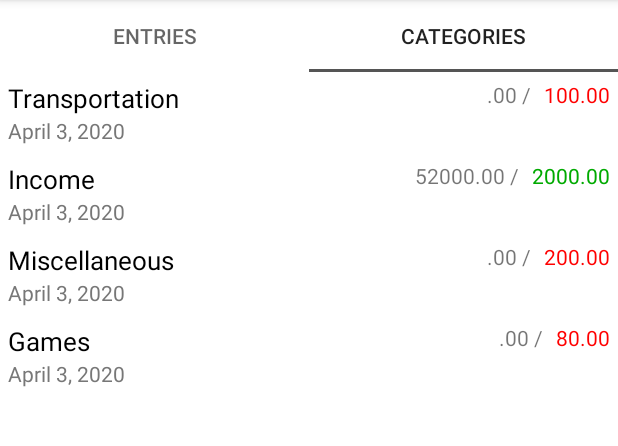
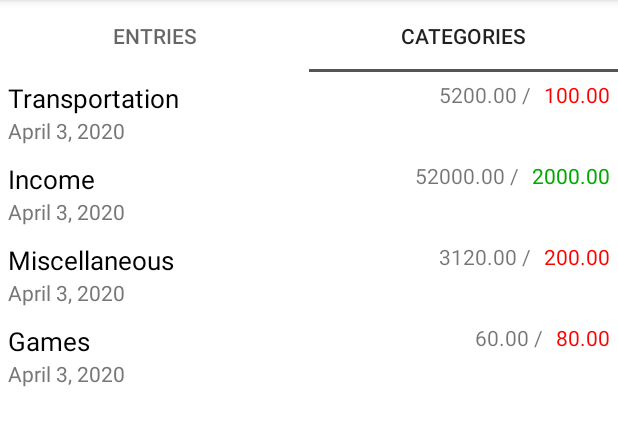
Before and after one commit to hiren456/BudgeIt, an Android app: the screen it shows after launch (MainActivity), tab 2 chosen, on a phone screen of 412 x 824 dp, the part 84-530 px from its top. Run offline under Robolectric (Android 15) with nearby library versions, the phone set to English and light mode, and no system bars; libraries missing offline, so code that uses them is left out: com.jakewharton.threetenabp; 1 statement that could not run was skipped.

Commit message:
now displays negative sums as their absolute value. Before it displayed 0
Does not update the sum when an entry is deleted/modified.

```diff
--- a/app/src/main/java/com/codemonkeys9/budgeit/dso/amount/Amount.java
+++ b/app/src/main/java/com/codemonkeys9/budgeit/dso/amount/Amount.java
@@ -12,6 +12,8 @@ public interface Amount {
      */
     String getDisplay();
 
+    String getAbsoluteValueDisplay();
+
     /*
     Returns the amount as a fixed point integer
     ie. 99.99 gets returned as 9999
--- a/app/src/main/java/com/codemonkeys9/budgeit/dso/amount/DefaultAmount.java
+++ b/app/src/main/java/com/codemonkeys9/budgeit/dso/amount/DefaultAmount.java
@@ -17,6 +17,9 @@ class DefaultAmount implements Amount{
     public String getDisplay() {
         return intToString(this.amount);
     }
+
+    @Override
+    public String getAbsoluteValueDisplay() { return intToString(Math.abs(this.amount)); }
 
     @Override
     public int getValue() {
--- a/app/src/main/java/com/codemonkeys9/budgeit/logiclayer/entrycalculator/DefaultEntryCalculator.java
+++ b/app/src/main/java/com/codemonkeys9/budgeit/logiclayer/entrycalculator/DefaultEntryCalculator.java
@@ -1,7 +1,5 @@
 package com.codemonkeys9.budgeit.logiclayer.entrycalculator;
 
-
-import java.util.Iterator;
 
 import com.codemonkeys9.budgeit.dso.amount.Amount;
 import com.codemonkeys9.budgeit.dso.amount.AmountFactory;
@@ -9,6 +7,8 @@ import com.codemonkeys9.budgeit.dso.entry.Entry;
 import com.codemonkeys9.budgeit.dso.entry.Income;
 import com.codemonkeys9.budgeit.dso.entry.Purchase;
 import com.codemonkeys9.budgeit.dso.entrylist.EntryList;
+
+import java.util.Iterator;
 
 class DefaultEntryCalculator implements EntryCalculator {
 
@@ -27,7 +27,6 @@ class DefaultEntryCalculator implements EntryCalculator {
                 sum += next.getAmount().getValue();
             }
         }
-        sum = Math.max(0,sum);
 
         return AmountFactory.fromInt(sum);
     }
--- a/app/src/main/java/com/codemonkeys9/budgeit/ui/CategoriesFragment.java
+++ b/app/src/main/java/com/codemonkeys9/budgeit/ui/CategoriesFragment.java
@@ -222,6 +222,7 @@ public class CategoriesFragment extends Fragment implements CategoryAdapter.OnCa
                 break;
         }
         categoryAdapter.updateCategories(this.categories.getReverseChrono());
+        categoryAdapter.updateSums(this.categories.getReverseChrono());
     }
 
     @Override
--- a/app/src/main/java/com/codemonkeys9/budgeit/ui/CategoryAdapter.java
+++ b/app/src/main/java/com/codemonkeys9/budgeit/ui/CategoryAdapter.java
@@ -96,13 +96,16 @@ final class CategoryAdapter extends ListAdapter<Category, CategoryAdapter.ViewHo
         viewHolder.description.setText(category.getName().getValue());
         viewHolder.date.setText(category.getDateLastModified().getDisplay());
 
-        viewHolder.amountSum.setText(getCategorySum(category).getDisplay() + " / ");
+        viewHolder.amountSum.setText(new StringBuilder().append(getCategorySum(category).getAbsoluteValueDisplay()).append(" / ").toString());
 
         UICategoryColourizer colourizer = UICategoryColourizerFactory.createUICategoryColourizer();
         viewHolder.amountGoal.setTextColor(colourizer.getAmountColour(category));
         viewHolder.amountGoal.setText(category.getGoal().getDisplay());
     }
 
+    public void updateSums(List<Category> categories){
+
+    }
     private Amount getCategorySum(Category c){
         UIEntryFetcher entryFetcher = UIEntryFetcherFactory.createUIEntryFetcher();
         EntryList entryList = entryFetcher.fetchEntrysInCategory(c.getID());
```
